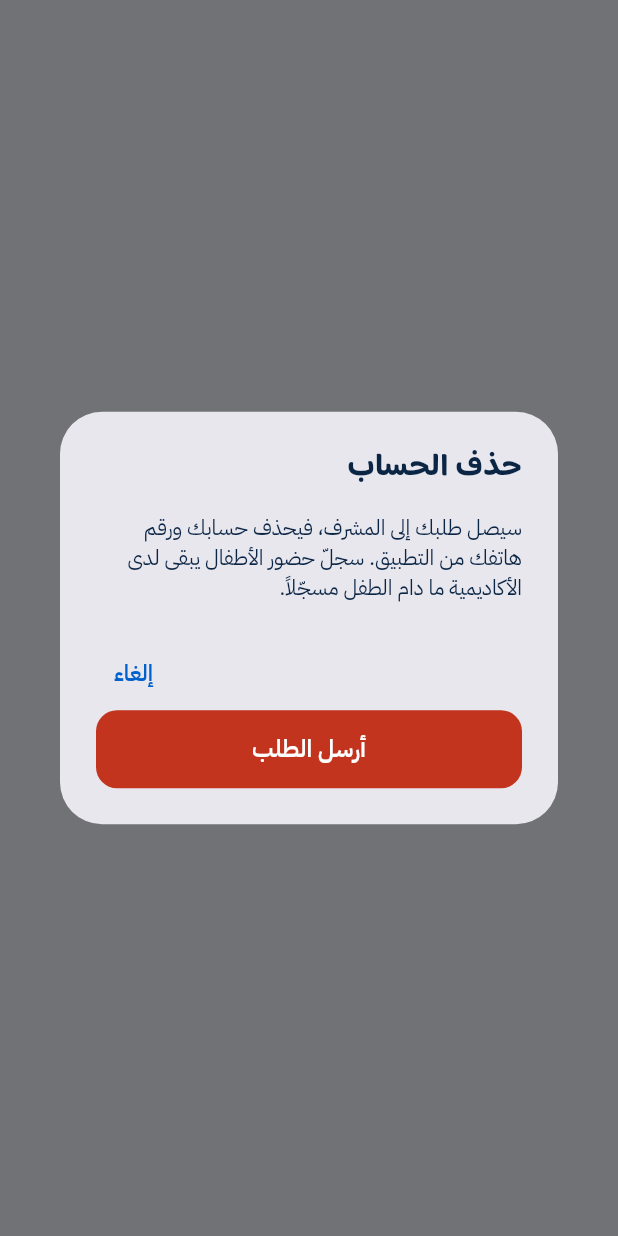
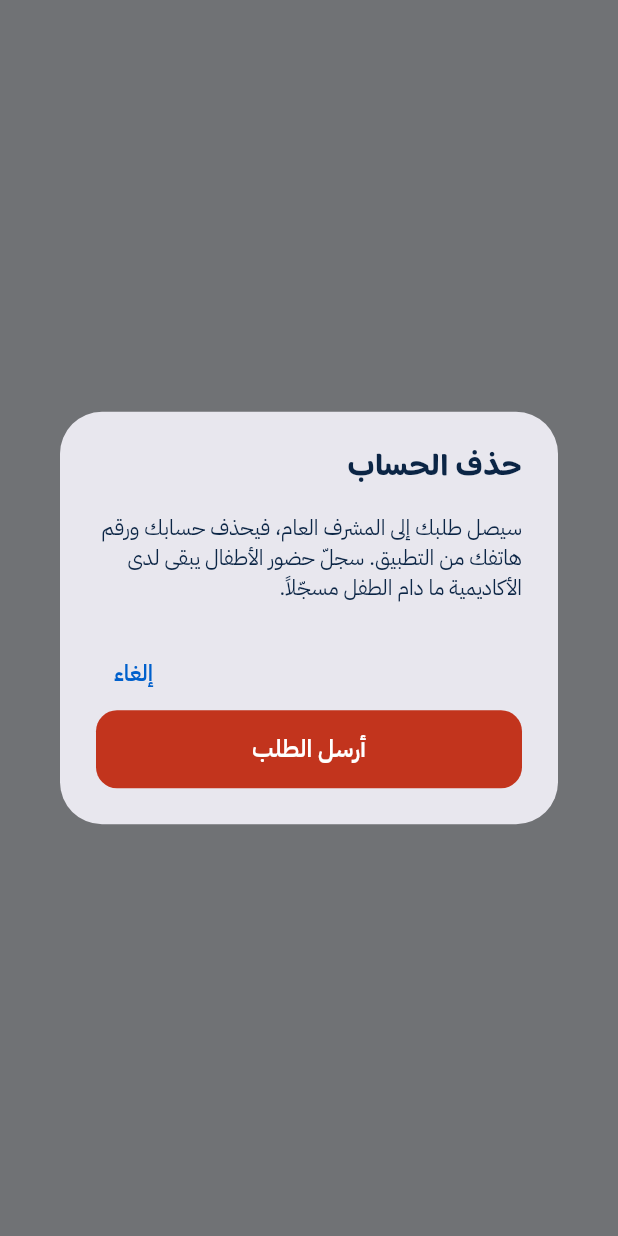
Before and after one commit to AnasChaairi/RAEED-OS, a Flutter app: what requestAccountDeletion() shows on an empty page, opened directly, on a phone screen of 412 x 824 dp. Run offline on Flutter 3.47's test engine with Material 3 defaults, Android fonts, the phone set to English and light mode, and no system bars; our stand-ins replace firebase_core, firebase_messaging, image_picker, shared_preferences, supabase_flutter; missing offline and left inert: android_intent_plus; accounts and stored records are empty; network calls fail.

Commit message:
Rename مشرف to مشرف عام
Tells the academy-wide role apart from مشرف الفئة: the role label, and every
'contact the advisor' message.

Co-Authored-By: Claude Opus 5.5 <noreply@anthropic.com>
Claude-Session: https://claude.ai/code/session_016uhFnbFPoGHV3npwM7Av6y

```diff
--- a/app/lib/advisor/pilot_screen.dart
+++ b/app/lib/advisor/pilot_screen.dart
@@ -99,7 +99,7 @@ class _PilotScreenState extends State<PilotScreen> {
                         ? 'لا أولياء أمور بعد'
                         : '${m.familiesSignedIn} من ${m.families} · ولي أمر واحد على الأقل غيّر كلمة المرور',
                   ),
-                  const SectionLabel('المشرفون · فتح الإحصائيات كل أسبوع'),
+                  const SectionLabel('المشرفون العامون · فتح الإحصائيات كل أسبوع'),
                   Card(
                     child: Column(
                       children: [
--- a/app/lib/app.dart
+++ b/app/lib/app.dart
@@ -109,7 +109,7 @@ class SessionGate extends StatelessWidget {
         SessionStage.choosingRole => const ChooseRoleScreen(),
         SessionStage.noRole => const _Notice(
             key: ValueKey('no-role'),
-            message: 'حسابك موجود لكن لم يُحدَّد له دور بعد. تواصل مع المشرف.',
+            message: 'حسابك موجود لكن لم يُحدَّد له دور بعد. تواصل مع المشرف العام.',
           ),
         SessionStage.profileError => _Notice(
             key: const ValueKey('profile-error'),
--- a/app/lib/auth/delete_account.dart
+++ b/app/lib/auth/delete_account.dart
@@ -26,7 +26,7 @@ Future<void> requestAccountDeletion(BuildContext context) async {
     builder: (dialogContext) => AlertDialog(
       title: const Text('حذف الحساب'),
       content: const Text(
-        'سيصل طلبك إلى المشرف، فيحذف حسابك ورقم هاتفك من التطبيق. '
+        'سيصل طلبك إلى المشرف العام، فيحذف حسابك ورقم هاتفك من التطبيق. '
         'سجلّ حضور الأطفال يبقى لدى الأكاديمية ما دام الطفل مسجّلاً.',
       ),
       actions: [
@@ -43,7 +43,7 @@ Future<void> requestAccountDeletion(BuildContext context) async {
   if (ok != true) return;
   try {
     await session.requestDeletion();
-    messenger.showSnackBar(const SnackBar(content: Text('وصل طلبك إلى المشرف ✓')));
+    messenger.showSnackBar(const SnackBar(content: Text('وصل طلبك إلى المشرف العام ✓')));
   } on AuthError catch (e) {
     messenger.showSnackBar(SnackBar(content: Text(failureMessage(e.failure))));
   }
--- a/app/lib/auth/messages.dart
+++ b/app/lib/auth/messages.dart
@@ -3,8 +3,8 @@ import 'auth_repository.dart';
 /// What to tell people when sign-in or a password change fails.
 String failureMessage(AuthFailure failure) => switch (failure) {
       AuthFailure.invalidPhone => 'رقم الهاتف غير صحيح. اكتبه هكذا: 06 12 34 56 78',
-      AuthFailure.wrongCredentials => 'رقم الهاتف أو كلمة المرور غير صحيحة. إذا نسيت كلمة المرور، تواصل مع المشرف.',
-      AuthFailure.noProfile => 'هذا الرقم غير مسجّل في الأكاديمية. تواصل مع المشرف.',
+      AuthFailure.wrongCredentials => 'رقم الهاتف أو كلمة المرور غير صحيحة. إذا نسيت كلمة المرور، تواصل مع المشرف العام.',
+      AuthFailure.noProfile => 'هذا الرقم غير مسجّل في الأكاديمية. تواصل مع المشرف العام.',
       AuthFailure.offline => 'لا يوجد اتصال بالإنترنت. تحقّق من الاتصال وحاول مرة أخرى.',
       AuthFailure.weakPassword => 'كلمة المرور ضعيفة. اختر كلمة مرور أطول وأصعب تخميناً.',
       AuthFailure.samePassword => 'اختر كلمة مرور مختلفة عن كلمة المرور المؤقتة.',
--- a/app/lib/auth/sign_in_screen.dart
+++ b/app/lib/auth/sign_in_screen.dart
@@ -111,7 +111,7 @@ class _SignInScreenState extends State<SignInScreen> {
                     ),
                     const SizedBox(height: 10),
                     Text(
-                      'نسيت كلمة المرور؟ تواصل مع المشرف لإعادة تعيينها.',
+                      'نسيت كلمة المرور؟ تواصل مع المشرف العام لإعادة تعيينها.',
                       style: text.bodySmall?.copyWith(color: RaeedColors.grey),
                     ),
                     if (_error != null) ...[
--- a/app/lib/instructor/alerts_screen.dart
+++ b/app/lib/instructor/alerts_screen.dart
@@ -225,7 +225,7 @@ class _FollowUpScreenState extends State<FollowUpScreen> {
             ),
             const SizedBox(height: 8),
             if (child == null || child.parents.isEmpty)
-              const WarningCard(title: 'لا يوجد ولي أمر مسجّل', lines: ['تواصل مع المشرف لإضافة رقم ولي الأمر.'])
+              const WarningCard(title: 'لا يوجد ولي أمر مسجّل', lines: ['تواصل مع المشرف العام لإضافة رقم ولي الأمر.'])
             else
               for (final p in child.parents) ...[_ParentCard(parent: p), const SizedBox(height: 8)],
             const SectionLabel('نتيجة الاتصال'),
--- a/app/lib/instructor/groups_screen.dart
+++ b/app/lib/instructor/groups_screen.dart
@@ -26,7 +26,7 @@ class MyGroupsTab extends StatelessWidget {
               const Padding(
                 padding: EdgeInsets.symmetric(vertical: 40),
                 child: Text(
-                  'لم تُسند إليك أي فئة بعد. تواصل مع المشرف.',
+                  'لم تُسند إليك أي فئة بعد. تواصل مع المشرف العام.',
                   textAlign: TextAlign.center,
                   style: TextStyle(color: RaeedColors.grey),
                 ),
@@ -154,7 +154,7 @@ class _GroupDetailScreenState extends State<GroupDetailScreen> {
           if (_tab == 0) ...[
             if (kids.isEmpty)
               const Text(
-                'لا يوجد أطفال في هذه الفئة بعد. يضيفهم المشرف من الإعدادات.',
+                'لا يوجد أطفال في هذه الفئة بعد. يضيفهم المشرف العام من الإعدادات.',
                 style: TextStyle(color: RaeedColors.grey),
               )
             else
--- a/app/lib/instructor/sessions_screen.dart
+++ b/app/lib/instructor/sessions_screen.dart
@@ -82,11 +82,11 @@ class _SessionsTabState extends State<SessionsTab> {
               if (data.groups.isEmpty)
                 _Hint(store.view == StaffView.all
                     ? 'لا توجد فئات بعد. أنشئ فئة من تبويب الفئات ثم خطّط حصصها هنا.'
-                    : 'لم تُسند إليك أي فئة بعد. تواصل مع المشرف.')
+                    : 'لم تُسند إليك أي فئة بعد. تواصل مع المشرف العام.')
               else if (days.isEmpty)
                 _Hint(store.schedules
                     ? 'لا حصص هذا الأسبوع. أضف حصة بالزر في الأسفل.'
-                    : 'لا حصص هذا الأسبوع. يخطّط المشرف الحصص وتظهر هنا.'),
+                    : 'لا حصص هذا الأسبوع. يخطّط المشرف العام الحصص وتظهر هنا.'),
               for (final e in days.entries) ...[
                 SectionLabel(dayLabel(e.key, now)),
                 for (final s in e.value) ...[
--- a/app/lib/instructor/today_screen.dart
+++ b/app/lib/instructor/today_screen.dart
@@ -33,7 +33,7 @@ class TodayTab extends StatelessWidget {
               const Padding(
                 padding: EdgeInsets.symmetric(vertical: 40),
                 child: Text(
-                  'لم تُسند إليك أي فئة بعد. تواصل مع المشرف.',
+                  'لم تُسند إليك أي فئة بعد. تواصل مع المشرف العام.',
                   textAlign: TextAlign.center,
                   style: TextStyle(color: RaeedColors.grey),
                 ),
--- a/app/lib/parent/account_screen.dart
+++ b/app/lib/parent/account_screen.dart
@@ -82,7 +82,7 @@ class ParentAccountTab extends StatelessWidget {
           ),
         Padding(
           padding: const EdgeInsets.only(top: 6),
-          child: Text('لإضافة أو تغيير ولي أمر، تواصل مع المشرف.', style: muted),
+          child: Text('لإضافة أو تغيير ولي أمر، تواصل مع المشرف العام.', style: muted),
         ),
         const SectionLabel('بيانات أطفالك'),
         Card(
--- a/app/lib/parent/schedule_screen.dart
+++ b/app/lib/parent/schedule_screen.dart
@@ -64,7 +64,7 @@ class ParentScheduleTab extends StatelessWidget {
             const Padding(
               padding: EdgeInsets.symmetric(vertical: 40),
               child: Text(
-                'لا يوجد طفل مرتبط بحسابك بعد. تواصل مع المشرف.',
+                'لا يوجد طفل مرتبط بحسابك بعد. تواصل مع المشرف العام.',
                 textAlign: TextAlign.center,
                 style: TextStyle(color: RaeedColors.grey),
               ),
@@ -89,7 +89,7 @@ class ParentScheduleTab extends StatelessWidget {
             const Padding(
               padding: EdgeInsets.symmetric(vertical: 24),
               child: Text(
-                'لم يُسجَّل طفلك في فئة بعد. تواصل مع المشرف.',
+                'لم يُسجَّل طفلك في فئة بعد. تواصل مع المشرف العام.',
                 textAlign: TextAlign.center,
                 style: TextStyle(color: RaeedColors.grey),
               ),
--- a/app/lib/roles/app_role.dart
+++ b/app/lib/roles/app_role.dart
@@ -2,7 +2,7 @@ import 'package:flutter/material.dart';
 
 /// A role from person_roles. One account can hold several.
 enum AppRole {
-  advisor('advisor', 'مشرف', 'الإحصائيات والحصص والفئات والإعدادات'),
+  advisor('advisor', 'مشرف عام', 'الإحصائيات والحصص والفئات والإعدادات'),
   instructor('instructor', 'مؤطر', 'الحصص والحضور وفئاتي'),
 
   /// مشرف الفئة: plans the sessions of the فئة they are in charge of and follows its
--- a/app/lib/setup/staff_screen.dart
+++ b/app/lib/setup/staff_screen.dart
@@ -35,7 +35,7 @@ class StaffScreen extends StatelessWidget {
               if (instructors.isEmpty)
                 const Text('لا يوجد مؤطرون بعد.', style: TextStyle(color: RaeedColors.grey)),
               for (final p in instructors) ...[_StaffRow(person: p, data: data), const SizedBox(height: 8)],
-              SectionLabel('المشرفون (${advisors.length})'),
+              SectionLabel('المشرفون العامون (${advisors.length})'),
               for (final p in advisors) ...[_StaffRow(person: p, data: data), const SizedBox(height: 8)],
             ],
           );
--- a/app/lib/setup/widgets.dart
+++ b/app/lib/setup/widgets.dart
@@ -23,7 +23,7 @@ String setupFailureMessage(SetupFailure f) => switch (f) {
       SetupFailure.duplicateName => 'يوجد اسم مطابق من قبل. اختر اسماً آخر.',
       SetupFailure.invalidPhone => 'رقم الهاتف غير صحيح. اكتبه هكذا: 06 12 34 56 78',
       SetupFailure.tooManyParents => 'لا يمكن تسجيل أكثر من وليّي أمر لطفل واحد.',
-      SetupFailure.ownAdvisorRole => 'لا يمكنك إزالة دور المشرف عن حسابك.',
+      SetupFailure.ownAdvisorRole => 'لا يمكنك إزالة دور المشرف العام عن حسابك.',
       SetupFailure.ownAccount => 'لا يمكنك حذف حسابك بنفسك. اطلب ذلك من مشرف آخر.',
       SetupFailure.notAllowed => 'ليست لديك صلاحية لهذا التغيير.',
       SetupFailure.unknown => 'حدث خطأ. حاول مرة أخرى بعد قليل.',
```
Also changed, not shown: 2 other files.
